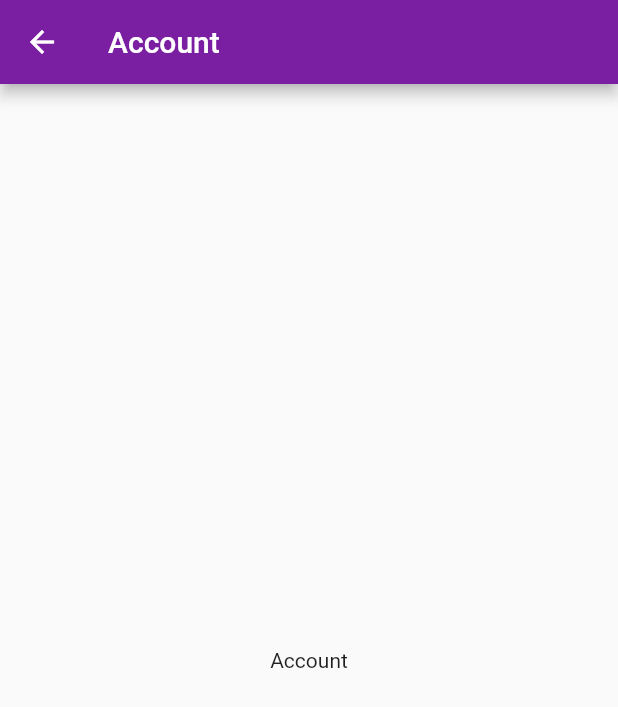
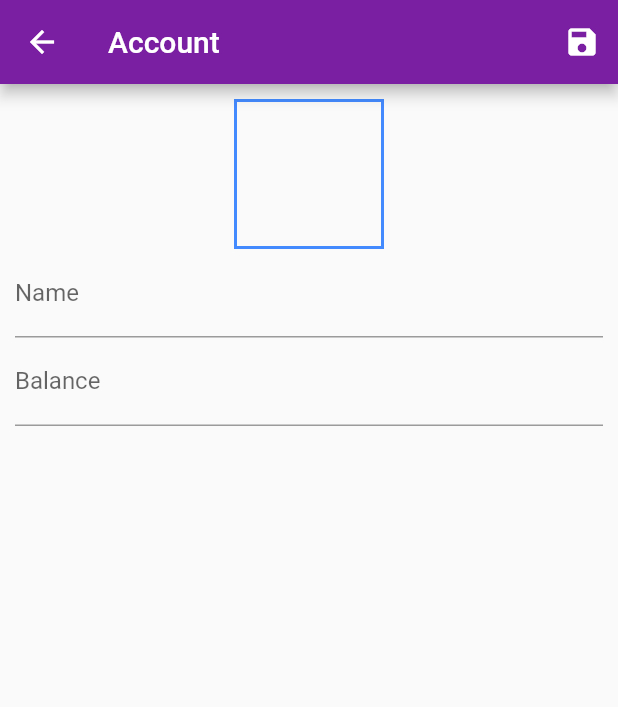
Before and after one commit to sanjaykarki/spend_tracker, a Flutter app: the AccountPage screen opened directly, on a phone screen of 412 x 824 dp. Shown: the top 707 px of the screen. Run offline on Flutter 3.47's test engine with Material 2 defaults, Android fonts, the phone set to English and light mode, and no system bars.

Commit message:
5.1 Basic input screen

```diff
--- a/lib/pages/accounts/account_page.dart
+++ b/lib/pages/accounts/account_page.dart
@@ -1,15 +1,70 @@
 import 'package:flutter/material.dart';
 
-class AccountPage extends StatelessWidget {
+class AccountPage extends StatefulWidget {
+  @override
+  _AccountPageState createState() => _AccountPageState();
+}
+
+class _AccountPageState extends State<AccountPage> {
+  Map<String, dynamic> _data = Map<String, dynamic>();
+  GlobalKey<FormState> _formKey = GlobalKey<FormState>();
   @override
   Widget build(BuildContext context) {
     return Scaffold(
-      appBar: AppBar(
-        title: const Text('Account'),
-      ),
-      body: Center(
-        child: const Text('Account'),
-      ),
-    );
+        appBar: AppBar(
+          title: const Text('Account'),
+          actions: <Widget>[
+            IconButton(
+                icon: Icon(Icons.save),
+                onPressed: () {
+                  if (!_formKey.currentState.validate()) return;
+                  _formKey.currentState.save();
+                  Navigator.of(context).pop();
+                }),
+          ],
+        ),
+        body: Form(
+          key: _formKey,
+          child: Padding(
+            padding: EdgeInsets.all(10),
+            child: Column(
+              children: <Widget>[
+                Container(
+                  height: 100,
+                  width: 100,
+                  decoration: BoxDecoration(
+                    border: Border.all(
+                      width: 2,
+                      color: Colors.blueAccent,
+                    ),
+                  ),
+                ),
+                TextFormField(
+                  decoration: InputDecoration(labelText: 'Name'),
+                  validator: (String value) {
+                    if (value.isEmpty)
+                      return 'Required';
+                    else
+                      return null;
+                  },
+                  onSaved: (String value) => _data['name'] = value,
+                ),
+                TextFormField(
+                  decoration: InputDecoration(labelText: 'Balance'),
+                  keyboardType: TextInputType.numberWithOptions(decimal: true),
+                  validator: (String value) {
+                    if (value.isEmpty) return 'Required';
+                    if (double.tryParse(value) == null)
+                      return 'Invalid number';
+                    else
+                      return null;
+                  },
+                  onSaved: (String value) =>
+                      _data['balance'] = double.parse(value),
+                )
+              ],
+            ),
+          ),
+        ));
   }
 }
```
Also changed, not shown: lib/pages/accounts/accounts_page.dart (+14 -0 lines).
